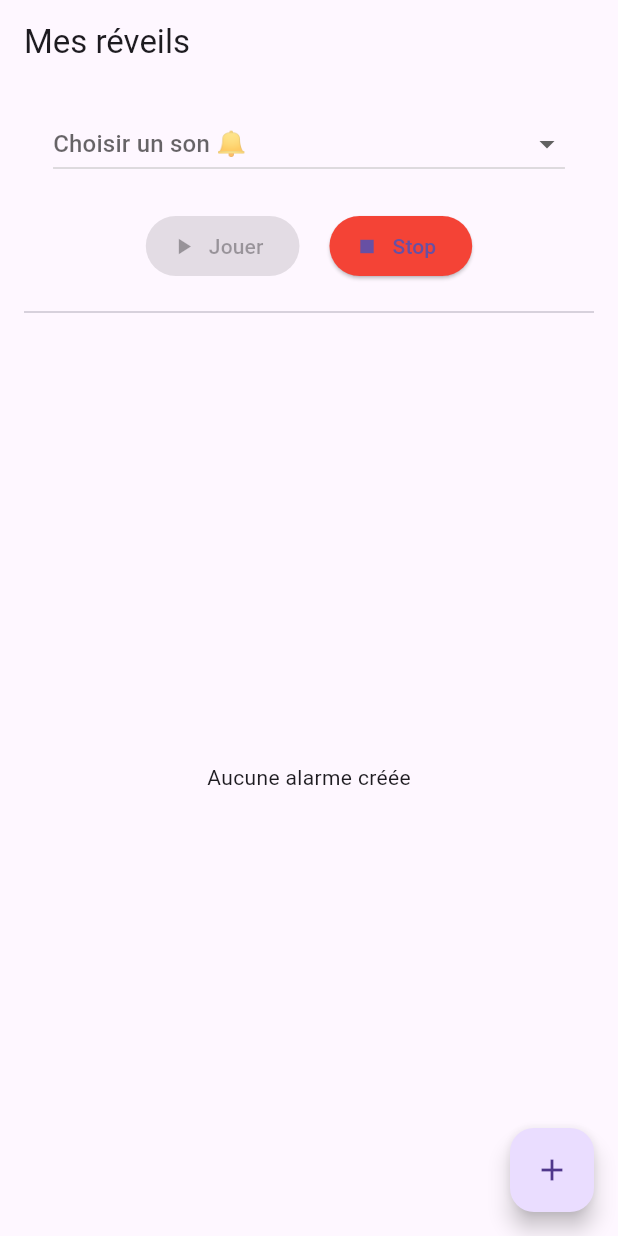
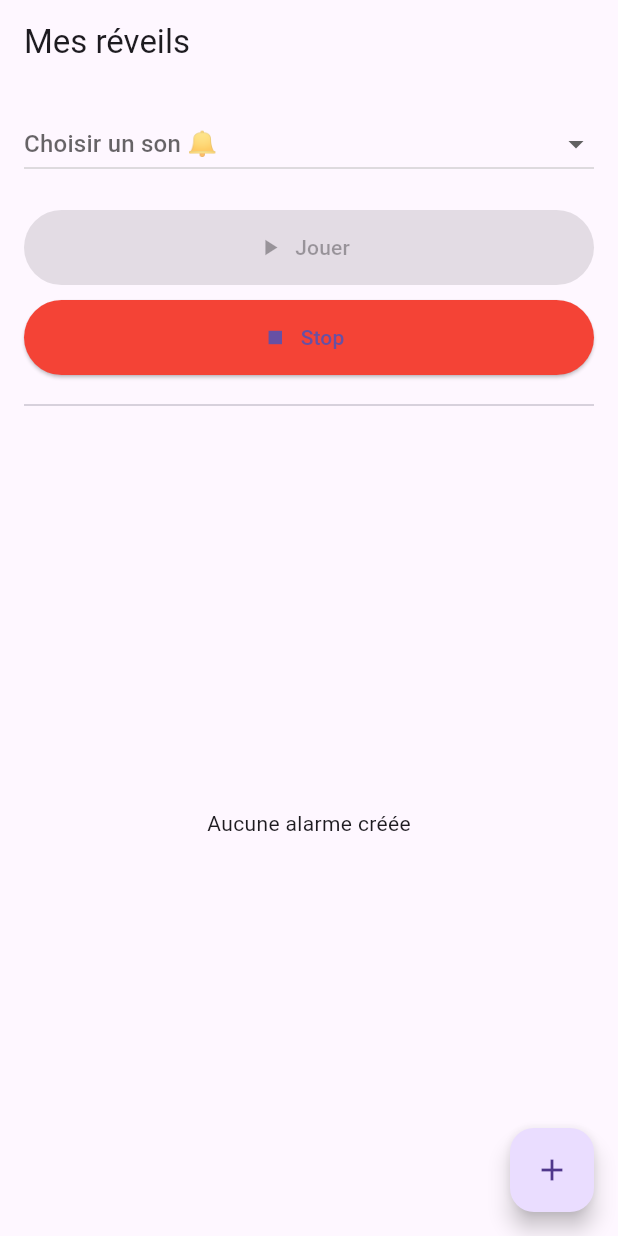
Before and after one commit to Muirama/alarm, a Flutter app: the screen it shows after launch, on a phone screen of 412 x 824 dp. Run offline on Flutter 3.47's test engine with Material 3 defaults, Android fonts, the phone set to English and light mode, and no system bars; our stand-ins replace just_audio.

Commit message:
Update for UI

```diff
--- a/lib/screens/home_screen.dart
+++ b/lib/screens/home_screen.dart
@@ -65,7 +65,10 @@ class _HomeScreenState extends State<HomeScreen> {
         child: Column(
           children: [
             // === Choix son + test ===
-            DropdownButton<String>(
+            SizedBox(
+              width: double.infinity, // prend toute la largeur disponible
+              child: DropdownButton<String>(
+                isExpanded: true, // très important !
                 hint: const Text("Choisir un son 🔔"),
                 value: selectedSound,
                 items:
@@ -77,21 +80,28 @@ class _HomeScreenState extends State<HomeScreen> {
                     }).toList(),
                 onChanged: (val) => setState(() => selectedSound = val),
               ),
+            ),
+
             const SizedBox(height: 20),
-            Row(
-              mainAxisAlignment: MainAxisAlignment.center,
+            Column(
               children: [
                 ElevatedButton.icon(
                   onPressed: selectedSound == null ? null : playSound,
                   icon: const Icon(Icons.play_arrow),
                   label: const Text("Jouer"),
+                  style: ElevatedButton.styleFrom(
+                    minimumSize: const Size(double.infinity, 50),
                   ),
-                const SizedBox(width: 20),
+                ),
+                const SizedBox(height: 10),
                 ElevatedButton.icon(
                   onPressed: stopSound,
                   icon: const Icon(Icons.stop),
                   label: const Text("Stop"),
-                  style: ElevatedButton.styleFrom(backgroundColor: Colors.red),
+                  style: ElevatedButton.styleFrom(
+                    minimumSize: const Size(double.infinity, 50),
+                    backgroundColor: Colors.red,
+                  ),
                 ),
               ],
             ),
```
Lines whose indentation alone changed are shown as unchanged.
